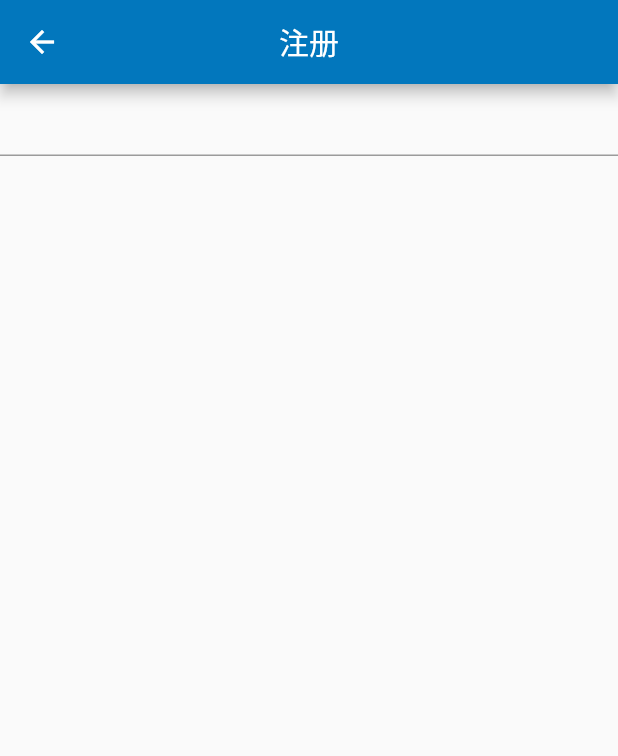
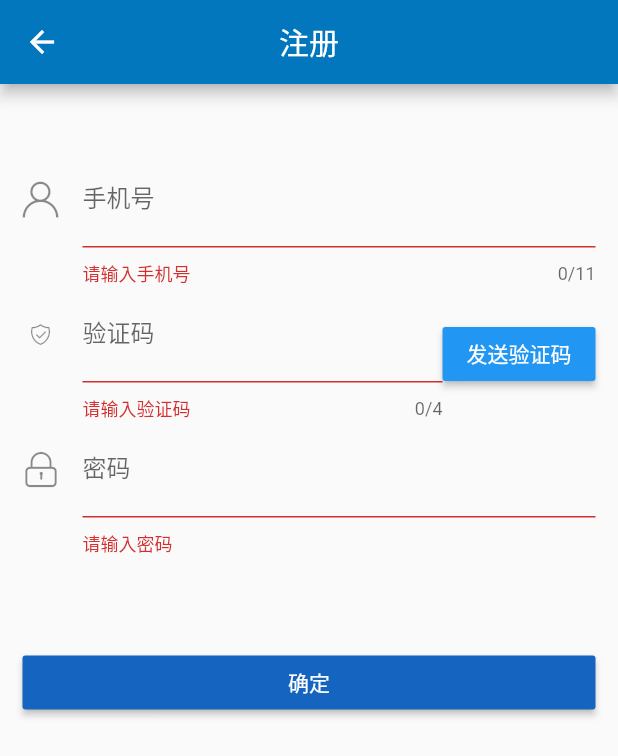
Before and after one commit to lijunen2009/quick_pay_flutter, a Flutter app: the RegisterPage screen opened by its route, on a phone screen of 412 x 824 dp. Shown: the top 756 px of the screen. Run offline on Flutter 3.47's test engine with Material 2 defaults, Android fonts, the phone set to English and light mode, and no system bars; our stand-ins replace dio, fluttertoast; missing offline and left inert: flutter_picker.

Commit message:
注册页面

```diff
--- a/lib/util/MyIcon.dart
+++ b/lib/util/MyIcon.dart
@@ -11,5 +11,7 @@ class MyIcon{
   static const IconData take_cash = const IconData(0xe63e,fontFamily: _iconfont);
   static const IconData account = const IconData(0xe602,fontFamily: _iconfont);
   static const IconData password = const IconData(0xe6ab,fontFamily: _iconfont);
+  static const IconData message = const IconData(0xe638,fontFamily: _iconfont);
+  static const IconData code = const IconData(0xe683,fontFamily: _iconfont);
 
 }
--- a/lib/views/login.dart
+++ b/lib/views/login.dart
@@ -52,7 +52,7 @@ class LoginState extends State {
           autovalidate: true,
         ),
         new Container(
-          margin: new EdgeInsets.only(top: 40.0),
+          margin: new EdgeInsets.only(top: 60.0),
           child: new RaisedButton(
             onPressed: () {
               _onSubmit();
@@ -67,8 +67,13 @@ class LoginState extends State {
           child: new Row(
             mainAxisAlignment: MainAxisAlignment.spaceBetween,
             children: <Widget>[
-              new Text('注册'),
-              new Text('忘记密码')
+              new GestureDetector(
+                child: new Text('注册',style: new TextStyle(color: Color.fromRGBO(153, 153, 153, 1)),),
+                onTap: (){
+                  Navigator.of(context).pushNamed('register');
+                },
+              ),
+              new Text('忘记密码',style: new TextStyle(color: Color.fromRGBO(153, 153, 153, 1)),)
             ],
           ),
         )
--- a/lib/views/register.dart
+++ b/lib/views/register.dart
@@ -1,18 +1,108 @@
 import 'package:flutter/material.dart';
-class RegisterPage extends StatefulWidget{
+import 'package:quick_pay/util/MyIcon.dart';
 
-  RegisterState createState()=>RegisterState();
+class RegisterPage extends StatefulWidget {
+  RegisterState createState() => RegisterState();
 }
-class RegisterState extends State<RegisterPage>{
-  Widget build(BuildContext context){
+
+class RegisterState extends State<RegisterPage> {
+  GlobalKey<FormState> _formKey = new GlobalKey<FormState>();
+  String _account;
+  String _code;
+  String _password;
+  _onSubmit(){
+    final form = _formKey.currentState;
+    if(form.validate()){
+      form.save();
+      showDialog(
+          context: context,
+          builder: (ctx) => new AlertDialog(
+            content: new Text('$_account $_password $_code'),
+          ));
+    }
+  }
+  Widget _form() {
+    return new Form(
+      autovalidate: true,
+      key: _formKey,
+        child: new Column(
+      children: <Widget>[
+        new TextFormField(
+          keyboardType: TextInputType.number,
+          decoration: new InputDecoration(
+              icon: new Icon(MyIcon.account),
+              labelText: '手机号',
+              hintText: '请输入手机号'),
+          onSaved: (val)=>this._account = val,
+          validator: (val)=>(val == null || val.isEmpty) ? '请输入手机号' : null,
+          maxLength: 11,
+        ),
+        new Container(
+          child: new Row(
+            children: <Widget>[
+              Expanded(
+                  child: new TextFormField(
+                keyboardType: TextInputType.number,
+                decoration: new InputDecoration(
+                    icon: new Icon(MyIcon.code),
+                    labelText: '验证码',
+                    hintText: '请输入验证码'),
+                onSaved: (val)=>this._code = val,
+                validator: (val)=>(val == null || val.isEmpty) ? '请输入验证码' :  null,
+                maxLength: 4,
+              )),
+              new RaisedButton(
+                onPressed: (){
+
+                },
+                child: new Text('发送验证码'),
+                textColor: Color.fromRGBO(255, 255, 255, 1),
+                color: Colors.blue
+              )
+            ],
+          ),
+        ),
+        new TextFormField(
+          keyboardType: TextInputType.text,
+          obscureText: true,
+          decoration: new InputDecoration(
+              icon: new Icon(MyIcon.password),
+              labelText: '密码',
+              hintText: '请输入密码'),
+          onSaved: (val)=>this._password = val,
+          validator: (val)=>(val== null || val.isEmpty) ? '请输入密码' : null,
+        ),
+      ],
+    ));
+  }
+
+  Widget _button() {
+    return new Container(
+      margin: new EdgeInsets.only(top: 60.0),
+      child: new RaisedButton(
+        onPressed: () {
+          _onSubmit();
+        },
+        child: new Text(
+          '确定',
+        ),
+        color: Colors.blue[800],
+        textColor: Color.fromRGBO(255, 255, 255, 1),
+      ),
+    );
+  }
+
+  Widget build(BuildContext context) {
     return new Scaffold(
-      appBar: new AppBar(title: new Text('注册'),centerTitle: true,),
+      appBar: new AppBar(
+        title: new Text('注册'),
+        centerTitle: true,
+      ),
       body: new Container(
-        child: new Form(
-
-            child: new TextFormField(
-
-            )
+        margin: new EdgeInsets.only(top: 30.0),
+        padding: new EdgeInsets.all(15.0),
+        child: new ListView(
+          children: <Widget>[_form(), _button()],
         ),
       ),
     );
```
Also changed, not shown: assets/fonts/iconfont.ttf.
